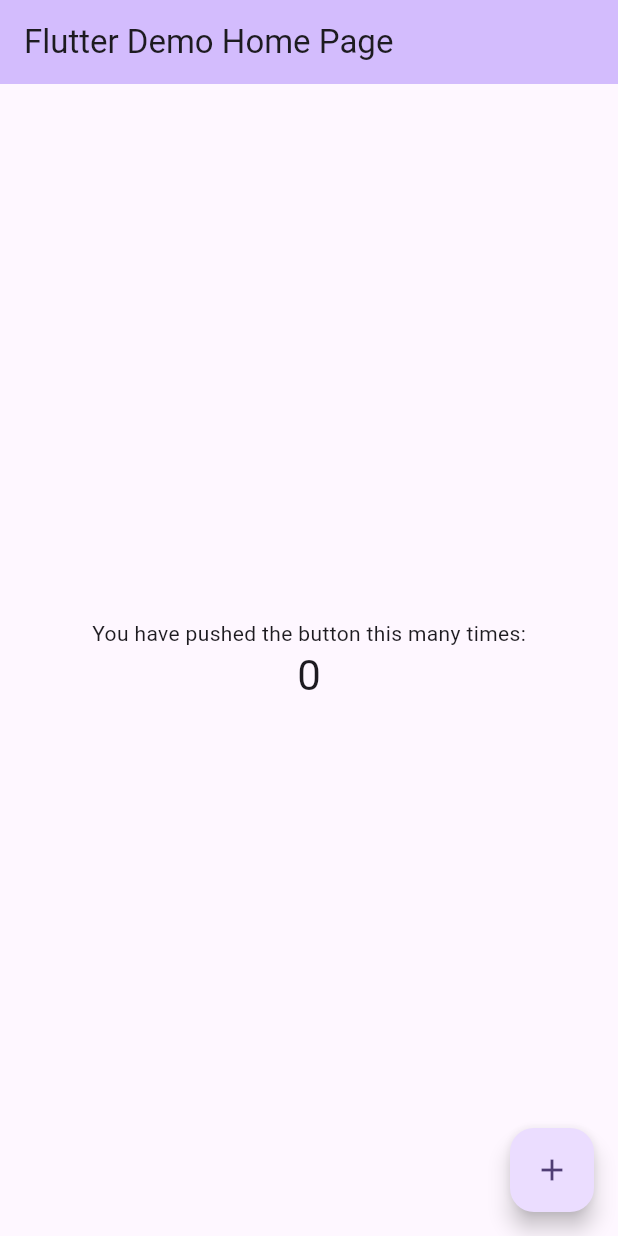
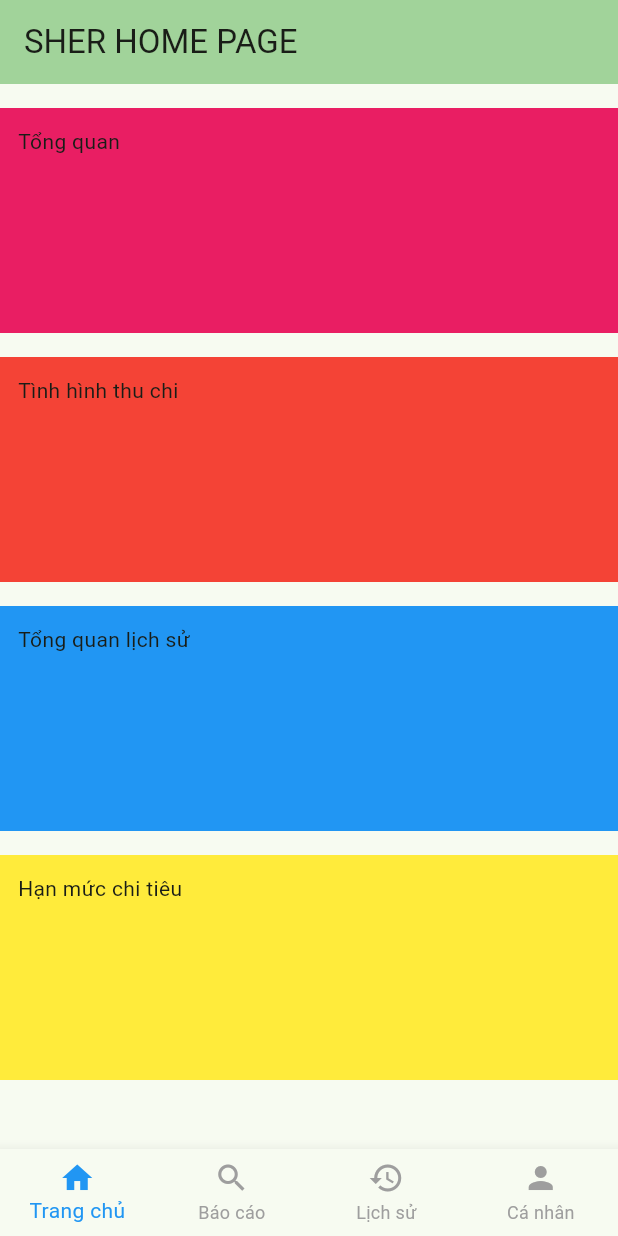
Before and after one commit to cuongsher/spending_management_group4, a Flutter app: the screen it shows after launch, on a phone screen of 412 x 824 dp. Run offline on Flutter 3.47's test engine with Material 3 defaults, Android fonts, the phone set to English and light mode, and no system bars.

Commit message:
HomePage

```diff
--- a/lib/main.dart
+++ b/lib/main.dart
@@ -6,46 +6,19 @@ void main() {
 
 class MyApp extends StatelessWidget {
   const MyApp({super.key});
-
-  // This widget is the root of your application.
   @override
   Widget build(BuildContext context) {
     return MaterialApp(
       title: 'Flutter Demo',
-      theme: ThemeData(
-        // This is the theme of your application.
-        //
-        // TRY THIS: Try running your application with "flutter run". You'll see
-        // the application has a purple toolbar. Then, without quitting the app,
-        // try changing the seedColor in the colorScheme below to Colors.green
-        // and then invoke "hot reload" (save your changes or press the "hot
-        // reload" button in a Flutter-supported IDE, or press "r" if you used
-        // the command line to start the app).
-        //
-        // Notice that the counter didn't reset back to zero; the application
-        // state is not lost during the reload. To reset the state, use hot
-        // restart instead.
-        //
-        // This works for code too, not just values: Most code changes can be
-        // tested with just a hot reload.
-        colorScheme: .fromSeed(seedColor: Colors.deepPurple),
-      ),
-      home: const MyHomePage(title: 'Flutter Demo Home Page'),
+      theme: ThemeData(colorScheme: .fromSeed(seedColor: Colors.green)),
+      home: const MyHomePage(title: 'SHER HOME PAGE'),
+      debugShowCheckedModeBanner: false,
     );
   }
 }
 
 class MyHomePage extends StatefulWidget {
   const MyHomePage({super.key, required this.title});
-
-  // This widget is the home page of your application. It is stateful, meaning
-  // that it has a State object (defined below) that contains fields that affect
-  // how it looks.
-
-  // This class is the configuration for the state. It holds the values (in this
-  // case the title) provided by the parent (in this case the App widget) and
-  // used by the build method of the State. Fields in a Widget subclass are
-  // always marked "final".
 
   final String title;
 
@@ -54,68 +27,74 @@ class MyHomePage extends StatefulWidget {
 }
 
 class _MyHomePageState extends State<MyHomePage> {
-  int _counter = 0;
-
-  void _incrementCounter() {
-    setState(() {
-      // This call to setState tells the Flutter framework that something has
-      // changed in this State, which causes it to rerun the build method below
-      // so that the display can reflect the updated values. If we changed
-      // _counter without calling setState(), then the build method would not be
-      // called again, and so nothing would appear to happen.
-      _counter++;
-    });
-  }
-
   @override
   Widget build(BuildContext context) {
-    // This method is rerun every time setState is called, for instance as done
-    // by the _incrementCounter method above.
-    //
-    // The Flutter framework has been optimized to make rerunning build methods
-    // fast, so that you can just rebuild anything that needs updating rather
-    // than having to individually change instances of widgets.
     return Scaffold(
       appBar: AppBar(
-        // TRY THIS: Try changing the color here to a specific color (to
-        // Colors.amber, perhaps?) and trigger a hot reload to see the AppBar
-        // change color while the other colors stay the same.
         backgroundColor: Theme.of(context).colorScheme.inversePrimary,
-        // Here we take the value from the MyHomePage object that was created by
-        // the App.build method, and use it to set our appbar title.
         title: Text(widget.title),
       ),
-      body: Center(
-        // Center is a layout widget. It takes a single child and positions it
-        // in the middle of the parent.
+      body: SingleChildScrollView(
         child: Column(
-          // Column is also a layout widget. It takes a list of children and
-          // arranges them vertically. By default, it sizes itself to fit its
-          // children horizontally, and tries to be as tall as its parent.
-          //
-          // Column has various properties to control how it sizes itself and
-          // how it positions its children. Here we use mainAxisAlignment to
-          // center the children vertically; the main axis here is the vertical
-          // axis because Columns are vertical (the cross axis would be
-          // horizontal).
-          //
-          // TRY THIS: Invoke "debug painting" (choose the "Toggle Debug Paint"
-          // action in the IDE, or press "p" in the console), to see the
-          // wireframe for each widget.
-          mainAxisAlignment: .center,
+          crossAxisAlignment: CrossAxisAlignment.stretch,
           children: [
-            const Text('You have pushed the button this many times:'),
-            Text(
-              '$_counter',
-              style: Theme.of(context).textTheme.headlineMedium,
+            const SizedBox(height: 16),
+            // Tổng quan
+            Container(
+              height: 150,
+              color: Colors.pink,
+              padding: const EdgeInsets.all(12),
+              alignment: Alignment.topLeft,
+              child: const Text('Tổng quan'),
             ),
+
+            const SizedBox(height: 16),
+            // Tình hình thu chi
+            Container(
+              height: 150,
+              color: Colors.red,
+              padding: const EdgeInsets.all(12),
+              alignment: Alignment.topLeft,
+              child: const Text('Tình hình thu chi'),
+            ),
+
+            const SizedBox(height: 16),
+            // Tổng quan lịch sử
+            Container(
+              height: 150,
+              color: Colors.blue,
+              padding: const EdgeInsets.all(12),
+              alignment: Alignment.topLeft,
+              child: const Text('Tổng quan lịch sử'),
+            ),
+
+            const SizedBox(height: 16),
+            // Hạn mức chi tiêu
+            Container(
+              height: 150,
+              color: Colors.yellow,
+              padding: const EdgeInsets.all(12),
+              alignment: Alignment.topLeft,
+              child: const Text('Hạn mức chi tiêu'),
+            ),
+
+            const SizedBox(height: 16),
           ],
         ),
       ),
-      floatingActionButton: FloatingActionButton(
-        onPressed: _incrementCounter,
-        tooltip: 'Increment',
-        child: const Icon(Icons.add),
+
+      // Thanh điều hướng
+      bottomNavigationBar: BottomNavigationBar(
+        type: BottomNavigationBarType.fixed,
+        selectedItemColor: Colors.blue,
+        unselectedItemColor: Colors.grey,
+        showUnselectedLabels: true,
+        items: const [
+          BottomNavigationBarItem(icon: Icon(Icons.home), label: 'Trang chủ'),
+          BottomNavigationBarItem(icon: Icon(Icons.search), label: 'Báo cáo'),
+          BottomNavigationBarItem(icon: Icon(Icons.history), label: 'Lịch sử'),
+          BottomNavigationBarItem(icon: Icon(Icons.person), label: 'Cá nhân'),
+        ],
       ),
     );
   }
```
